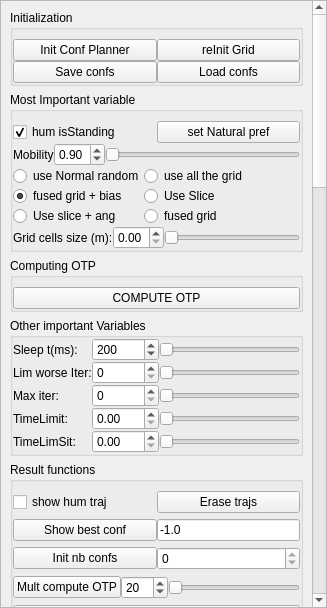
jmainpri/move3d-studio, file src/move3d-qt-gui-libs/src/qtMainInterface/sideWidgets/qtOtp.ui: the form before one commit.
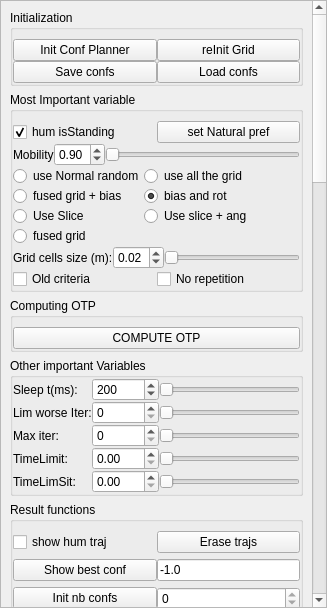
The form after the commit.

Commit message: adding computing buttons to OTP

```diff
--- a/src/move3d-qt-gui-libs/src/qtMainInterface/sideWidgets/qtOtp.ui
+++ b/src/move3d-qt-gui-libs/src/qtMainInterface/sideWidgets/qtOtp.ui
@@ -26,9 +26,9 @@
       <property name="geometry">
        <rect>
         <x>0</x>
-        <y>-554</y>
-        <width>309</width>
-        <height>2257</height>
+        <y>-1481</y>
+        <width>314</width>
+        <height>2328</height>
        </rect>
       </property>
       <layout class="QVBoxLayout" name="verticalLayout_4">
@@ -235,24 +235,31 @@
                </property>
               </widget>
              </item>
-             <item row="2" column="0">
+             <item row="3" column="0">
               <widget class="QRadioButton" name="radioButtonFusedGrid">
                <property name="text">
                 <string>fused grid + bias</string>
                </property>
                <property name="checked">
-                <bool>true</bool>
+                <bool>false</bool>
                </property>
               </widget>
              </item>
-             <item row="2" column="1">
+             <item row="6" column="0">
+              <widget class="QRadioButton" name="radioButtonOldHuman">
+               <property name="text">
+                <string>fused grid </string>
+               </property>
+              </widget>
+             </item>
+             <item row="5" column="0">
               <widget class="QRadioButton" name="radioButtonUseSlice">
                <property name="text">
                 <string>Use Slice</string>
                </property>
               </widget>
              </item>
-             <item row="3" column="0">
+             <item row="5" column="1">
               <widget class="QRadioButton" name="radioButtonOrientedSlice">
                <property name="text">
                 <string>Use slice + ang</string>
@@ -260,9 +267,12 @@
               </widget>
              </item>
              <item row="3" column="1">
-              <widget class="QRadioButton" name="radioButtonOldHuman">
+              <widget class="QRadioButton" name="radioButtonBiasAndRot">
                <property name="text">
-                <string>fused grid </string>
+                <string>bias and rot</string>
+               </property>
+               <property name="checked">
+                <bool>true</bool>
                </property>
               </widget>
              </item>
@@ -293,6 +303,9 @@
                <property name="singleStep">
                 <double>0.050000000000000</double>
                </property>
+               <property name="value">
+                <double>0.020000000000000</double>
+               </property>
               </widget>
              </item>
              <item>
@@ -305,6 +318,32 @@
             </layout>
            </widget>
           </item>
+          <item>
+           <widget class="QWidget" name="widget_7" native="true">
+            <layout class="QHBoxLayout" name="horizontalLayout_7">
+             <property name="spacing">
+              <number>0</number>
+             </property>
+             <property name="margin">
+              <number>0</number>
+             </property>
+             <item>
+              <widget class="QCheckBox" name="checkBoxOldCriteria">
+               <property name="text">
+                <string>Old criteria</string>
+               </property>
+              </widget>
+             </item>
+             <item>
+              <widget class="QCheckBox" name="checkBoxNoRepetition">
+               <property name="text">
+                <string>No repetition</string>
+               </property>
+              </widget>
+             </item>
+            </layout>
+           </widget>
+          </item>
          </layout>
         </widget>
        </item>
@@ -1590,6 +1629,33 @@
             </property>
            </widget>
           </item>
+          <item row="11" column="0">
+           <widget class="QLabel" name="labelPowRot">
+            <property name="text">
+             <string>Power for rot</string>
+            </property>
+           </widget>
+          </item>
+          <item row="11" column="1">
+           <widget class="QDoubleSpinBox" name="doubleSpinBoxPowRot">
+            <property name="decimals">
+             <number>0</number>
+            </property>
+            <property name="maximum">
+             <double>20.000000000000000</double>
+            </property>
+            <property name="value">
+             <double>3.000000000000000</double>
+            </property>
+           </widget>
+          </item>
+          <item row="11" column="2">
+           <widget class="QSlider" name="horizontalSliderPowRot">
+            <property name="orientation">
+             <enum>Qt::Horizontal</enum>
+            </property>
+           </widget>
+          </item>
          </layout>
         </widget>
        </item>
```
The commit also changes 3 other files.
